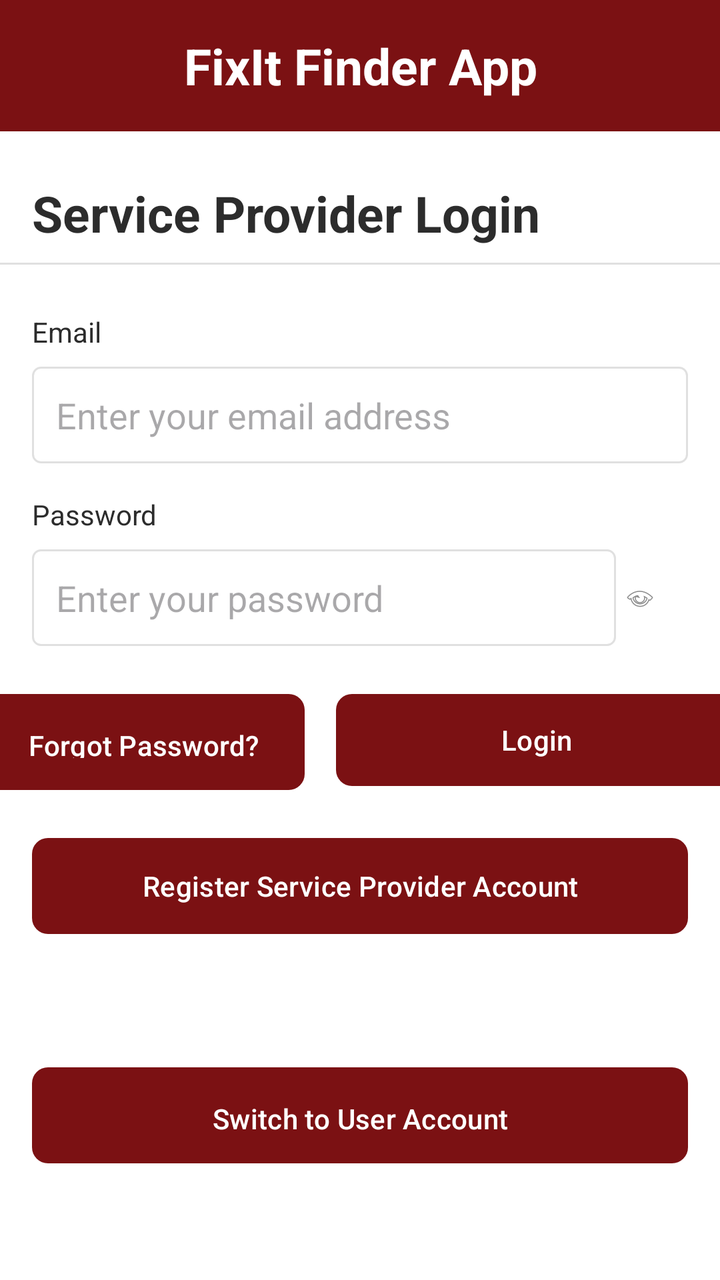
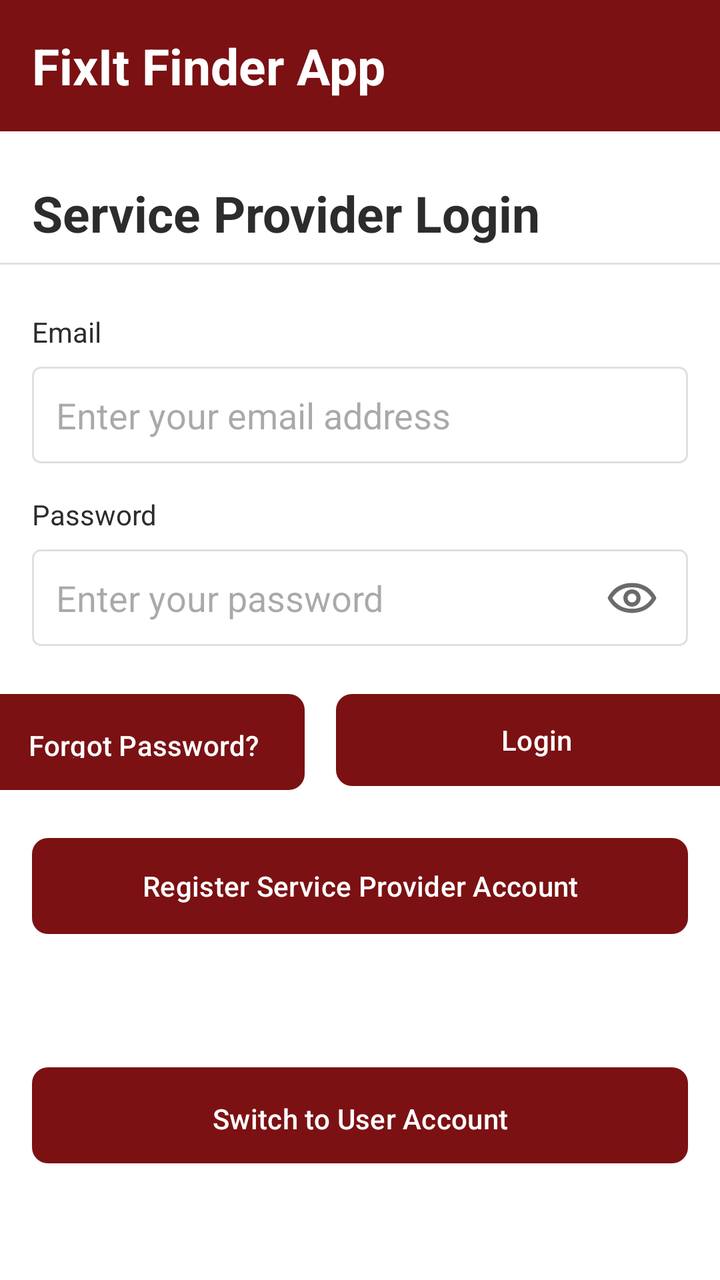

Two renders of the same Android screen: before a commit and after it. Below are the layout's source before the change and the commit's diff.
<!-- AndroidManifest.xml: application theme Theme.FixItFinderApp -->
<!-- res/layout/activity_provider_login.xml -->
<?xml version="1.0" encoding="utf-8"?>
<androidx.constraintlayout.widget.ConstraintLayout
    xmlns:android="http://schemas.android.com/apk/res/android"
    xmlns:app="http://schemas.android.com/apk/res-auto"
    android:layout_width="match_parent"
    android:layout_height="match_parent"
    android:background="@color/color_background">

    
    <TextView
        android:id="@+id/tvAppTitle"
        android:layout_width="match_parent"
        android:layout_height="wrap_content"
        android:text="FixIt Finder App"
        android:textSize="25sp"
        android:textStyle="bold"
        android:textColor="@color/color_background"
        android:background="@color/color_primary"
        android:padding="16dp"
        android:gravity="center"
        app:layout_constraintTop_toTopOf="parent"
        app:layout_constraintStart_toStartOf="parent"
        app:layout_constraintEnd_toEndOf="parent" />

    
    <TextView
        android:id="@+id/tvPageTitle"
        android:layout_width="wrap_content"
        android:layout_height="wrap_content"
        android:text="Service Provider Login"
        android:textSize="25sp"
        android:textStyle="bold"
        android:textColor="@color/color_text_dark"
        android:layout_marginTop="24dp"
        android:layout_marginStart="16dp"
        app:layout_constraintTop_toBottomOf="@+id/tvAppTitle"
        app:layout_constraintStart_toStartOf="parent" />

    
    <View
        android:id="@+id/viewTitleDivider"
        android:layout_width="0dp"
        android:layout_height="1dp"
        android:background="#E0E0E0"
        android:layout_marginTop="8dp"
        app:layout_constraintTop_toBottomOf="@id/tvPageTitle"
        app:layout_constraintStart_toStartOf="parent"
        app:layout_constraintEnd_toEndOf="parent" />

    
    <TextView
        android:id="@+id/tvUsernameLabel"
        android:layout_width="wrap_content"
        android:layout_height="wrap_content"
        android:text="Email"
        android:textSize="14sp"
        android:textColor="@color/color_text_dark"
        android:layout_marginTop="24dp"
        android:layout_marginStart="16dp"
        app:layout_constraintTop_toBottomOf="@+id/viewTitleDivider"
        app:layout_constraintStart_toStartOf="parent" />

    <EditText
        android:id="@+id/edtEmail"
        android:layout_width="0dp"
        android:layout_height="wrap_content"
        android:hint="Enter your email address"
        android:inputType="textEmailAddress"
        android:padding="12dp"
        android:background="@drawable/edittext_background"
        android:layout_marginTop="8dp"
        android:layout_marginStart="16dp"
        android:layout_marginEnd="16dp"
        app:layout_constraintTop_toBottomOf="@+id/tvUsernameLabel"
        app:layout_constraintStart_toStartOf="parent"
        app:layout_constraintEnd_toEndOf="parent" />

    
    <TextView
        android:id="@+id/tvPasswordLabel"
        android:layout_width="wrap_content"
        android:layout_height="wrap_content"
        android:text="Password"
        android:textSize="14sp"
        android:textColor="@color/color_text_dark"
        android:layout_marginTop="16dp"
        android:layout_marginStart="16dp"
        app:layout_constraintTop_toBottomOf="@+id/edtEmail"
        app:layout_constraintStart_toStartOf="parent" />

    <androidx.constraintlayout.widget.ConstraintLayout
        android:id="@+id/passwordContainer"
        android:layout_width="0dp"
        android:layout_height="wrap_content"
        android:layout_marginTop="8dp"
        android:layout_marginStart="16dp"
        android:layout_marginEnd="16dp"
        app:layout_constraintTop_toBottomOf="@+id/tvPasswordLabel"
        app:layout_constraintStart_toStartOf="parent"
        app:layout_constraintEnd_toEndOf="parent">

        <EditText
            android:id="@+id/edtPassword"
            android:layout_width="0dp"
            android:layout_height="wrap_content"
            android:hint="Enter your password"
            android:inputType="textPassword"
            android:padding="12dp"
            android:paddingEnd="48dp"
            android:background="@drawable/edittext_background"
            app:layout_constraintTop_toTopOf="parent"
            app:layout_constraintStart_toStartOf="parent"
            app:layout_constraintEnd_toStartOf="@+id/btnPasswordToggle"
            app:layout_constraintBottom_toBottomOf="parent" />

        <ImageView
            android:id="@+id/btnPasswordToggle"
            android:layout_width="24dp"
            android:layout_height="24dp"
            android:src="@android:drawable/ic_menu_view"
            android:padding="4dp"
            android:contentDescription="Show/Hide Password"
            android:layout_marginEnd="12dp"
            app:layout_constraintTop_toTopOf="parent"
            app:layout_constraintEnd_toEndOf="parent"
            app:layout_constraintBottom_toBottomOf="parent" />
    </androidx.constraintlayout.widget.ConstraintLayout>

    
    <Button
        android:id="@+id/btnForgotPassword"
        android:layout_width="161dp"
        android:layout_height="48dp"
        android:text="Forgot Password?"
        android:textColor="@color/color_background"
        android:background="@drawable/button_outline_primary"
        android:padding="12dp"
        android:layout_marginTop="24dp"
        android:layout_marginStart="16dp"
        android:layout_marginEnd="8dp"
        app:layout_constraintTop_toBottomOf="@+id/passwordContainer"
        app:layout_constraintStart_toStartOf="parent"
        app:layout_constraintEnd_toStartOf="@+id/btnLogin"
        app:layout_constraintWidth_percent="0.48" />

    <Button
        android:id="@+id/btnLogin"
        android:layout_width="201dp"
        android:layout_height="46dp"
        android:text="Login"
        android:textColor="@color/color_background"
        android:background="@drawable/button_rounded_primary"
        android:layout_marginStart="8dp"
        android:layout_marginEnd="16dp"
        app:layout_constraintTop_toTopOf="@+id/btnForgotPassword"
        app:layout_constraintStart_toEndOf="@+id/btnForgotPassword"
        app:layout_constraintEnd_toEndOf="parent"
        app:layout_constraintWidth_percent="0.48" />

    
    <Button
        android:id="@+id/btnRegister"
        android:layout_width="0dp"
        android:layout_height="48dp"
        android:text="Register Service Provider Account"
        android:textColor="@color/color_background"
        android:background="@drawable/button_rounded_primary"
        android:layout_marginTop="24dp"
        android:layout_marginStart="16dp"
        android:layout_marginEnd="16dp"
        app:layout_constraintTop_toBottomOf="@+id/btnForgotPassword"
        app:layout_constraintStart_toStartOf="parent"
        app:layout_constraintEnd_toEndOf="parent" />

    
    <Button
        android:id="@+id/btnSwitchToUser"
        android:layout_width="0dp"
        android:layout_height="48dp"
        android:text="Switch to User Account"
        android:textColor="@color/color_background"
        android:background="@drawable/button_outline_primary"
        android:padding="12dp"
        android:layout_marginTop="32dp"
        android:layout_marginStart="16dp"
        android:layout_marginEnd="16dp"
        android:layout_marginBottom="24dp"
        app:layout_constraintTop_toBottomOf="@+id/btnRegister"
        app:layout_constraintStart_toStartOf="parent"
        app:layout_constraintEnd_toEndOf="parent"
        app:layout_constraintBottom_toBottomOf="parent" />

</androidx.constraintlayout.widget.ConstraintLayout>
<!-- resources referenced by this layout -->
<resources>
  <color name="color_background">#FFFFFF</color>
  <color name="color_primary">#7B1113</color>
  <color name="color_text_dark">#2C2C2C</color>
  <!-- drawable button_outline_primary (drawable) -->
  <?xml version="1.0" encoding="utf-8"?>
  <shape xmlns:android="http://schemas.android.com/apk/res/android"
      android:shape="rectangle">
  
      <solid android:color="@color/color_primary" />
  
      
      <corners
          android:radius="8dp" />
  
      <padding
          android:left="16dp"
          android:top="8dp"
          android:right="16dp"
          android:bottom="8dp" />
  
  </shape>
  <!-- drawable button_rounded_primary (drawable) -->
  <?xml version="1.0" encoding="utf-8"?>
  <shape xmlns:android="http://schemas.android.com/apk/res/android"
      android:shape="rectangle">
  
      <solid android:color="@color/color_primary" />
  
      
      <corners
          android:radius="8dp" />
  
      <padding
          android:left="16dp"
          android:top="8dp"
          android:right="16dp"
          android:bottom="8dp" />
  
  </shape>
  <!-- drawable edittext_background (drawable) -->
  <?xml version="1.0" encoding="utf-8"?>
  <shape xmlns:android="http://schemas.android.com/apk/res/android"
      android:shape="rectangle">
      <solid android:color="@android:color/white" />
      <stroke
          android:width="1dp"
          android:color="#E0E0E0" />
      <corners android:radius="4dp" />
  </shape>
  <style name="Theme.FixItFinderApp" parent="Base.Theme.FixItFinderApp" />
  <style name="Base.Theme.FixItFinderApp" parent="Theme.Material3.DayNight.NoActionBar">
          <item name="colorPrimary">@color/color_primary</item>
          <item name="colorSecondary">@color/color_secondary</item>
          <item name="colorSurface">@color/color_background</item>
          <item name="colorOnSurface">@color/color_text_dark</item>
          <item name="colorPrimaryContainer">@color/color_primary</item>
          <item name="colorOnPrimary">@color/color_background</item>
      </style>
  <color name="color_secondary">#825037</color>
</resources>

<!-- the commit's change to res/layout/activity_provider_login.xml (unified diff, before → after) -->
@@ -11,16 +11,16 @@
         android:id="@+id/tvAppTitle"
         android:layout_width="match_parent"
         android:layout_height="wrap_content"
+        android:background="@color/color_primary"
+        android:gravity="center|left"
+        android:padding="16dp"
         android:text="FixIt Finder App"
+        android:textColor="@color/color_background"
         android:textSize="25sp"
         android:textStyle="bold"
-        android:textColor="@color/color_background"
-        android:background="@color/color_primary"
-        android:padding="16dp"
-        android:gravity="center"
-        app:layout_constraintTop_toTopOf="parent"
+        app:layout_constraintEnd_toEndOf="parent"
         app:layout_constraintStart_toStartOf="parent"
-        app:layout_constraintEnd_toEndOf="parent" />
+        app:layout_constraintTop_toTopOf="parent" />
 
     
     <TextView
@@ -106,21 +106,24 @@
             android:hint="Enter your password"
             android:inputType="textPassword"
             android:padding="12dp"
-            android:paddingEnd="48dp"
+            android:paddingEnd="52dp"
             android:background="@drawable/edittext_background"
             app:layout_constraintTop_toTopOf="parent"
             app:layout_constraintStart_toStartOf="parent"
-            app:layout_constraintEnd_toStartOf="@+id/btnPasswordToggle"
+            app:layout_constraintEnd_toEndOf="parent"
             app:layout_constraintBottom_toBottomOf="parent" />
 
         <ImageView
             android:id="@+id/btnPasswordToggle"
-            android:layout_width="24dp"
-            android:layout_height="24dp"
-            android:src="@android:drawable/ic_menu_view"
-            android:padding="4dp"
+            android:layout_width="32dp"
+            android:layout_height="32dp"
+            android:src="@drawable/ic_eye_open"
+            android:padding="2dp"
             android:contentDescription="Show/Hide Password"
             android:layout_marginEnd="12dp"
+            android:clickable="true"
+            android:focusable="true"
+            android:background="?attr/selectableItemBackgroundBorderless"
             app:layout_constraintTop_toTopOf="parent"
             app:layout_constraintEnd_toEndOf="parent"
             app:layout_constraintBottom_toBottomOf="parent" />
<!-- resource entries referenced after the edit -->
@@ -49,6 +49,28 @@
           android:color="#E0E0E0" />
       <corners android:radius="4dp" />
   </shape>
+  <!-- drawable ic_eye_open (drawable) -->
+  <?xml version="1.0" encoding="utf-8"?>
+  <vector xmlns:android="http://schemas.android.com/apk/res/android"
+      android:width="24dp"
+      android:height="24dp"
+      android:viewportWidth="24"
+      android:viewportHeight="24">
+      <path
+          android:fillColor="#00000000"
+          android:strokeColor="#6B6B6B"
+          android:strokeLineCap="round"
+          android:strokeLineJoin="round"
+          android:strokeWidth="1.8"
+          android:pathData="M2.5,12C4.5,8.5 7.8,6.5 12,6.5c4.2,0 7.5,2 9.5,5.5-2,3.5-5.3,5.5-9.5,5.5-4.2,0-7.5-2-9.5-5.5z" />
+      <path
+          android:fillColor="#00000000"
+          android:strokeColor="#6B6B6B"
+          android:strokeLineCap="round"
+          android:strokeLineJoin="round"
+          android:strokeWidth="1.8"
+          android:pathData="M12,9.2a2.8,2.8 0,1 1,0 5.6a2.8,2.8 0,1 1,0 -5.6z" />
+  </vector>
   <style name="Theme.FixItFinderApp" parent="Base.Theme.FixItFinderApp" />
   <style name="Base.Theme.FixItFinderApp" parent="Theme.Material3.DayNight.NoActionBar">
           <item name="colorPrimary">@color/color_primary</item>
